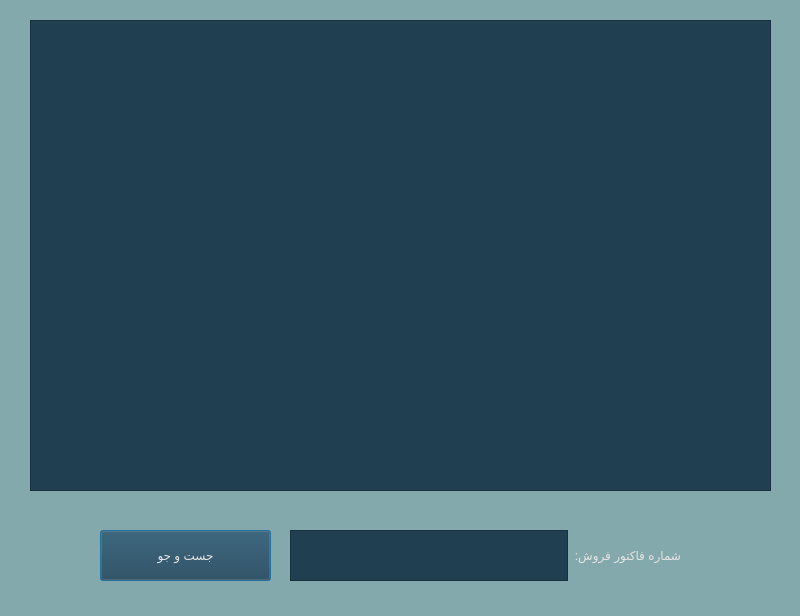
AP-projects-4001/metagoofill, file Project_Ap/salesrecords.ui: the form before one commit.
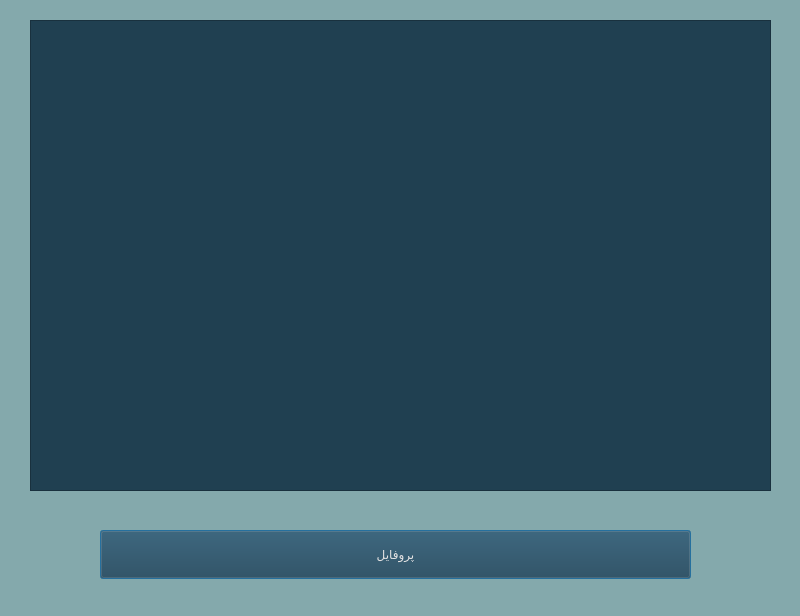
The form after the commit.

```diff
--- a/Project_Ap/salesrecords.ui
+++ b/Project_Ap/salesrecords.ui
@@ -16,24 +16,6 @@
   <property name="styleSheet">
    <string notr="true">background-color: rgb(132, 169, 172);</string>
   </property>
-  <widget class="QPushButton" name="pushButton">
-   <property name="geometry">
-    <rect>
-     <x>100</x>
-     <y>530</y>
-     <width>171</width>
-     <height>51</height>
-    </rect>
-   </property>
-   <property name="styleSheet">
-    <string notr="true">background-color: rgb(32, 64, 81);
-color: rgb(228, 227, 227);
-font: 12pt &quot;Lalezar&quot;;</string>
-   </property>
-   <property name="text">
-    <string>جست و جو</string>
-   </property>
-  </widget>
   <widget class="QListWidget" name="listWidget">
    <property name="geometry">
     <rect>
@@ -49,38 +31,23 @@
 font: 12pt &quot;Lalezar&quot;;</string>
    </property>
   </widget>
-  <widget class="QWidget" name="layoutWidget">
+  <widget class="QPushButton" name="pushButton_2">
    <property name="geometry">
     <rect>
-     <x>290</x>
+     <x>100</x>
      <y>530</y>
-     <width>391</width>
-     <height>51</height>
+     <width>591</width>
+     <height>49</height>
     </rect>
    </property>
-   <layout class="QHBoxLayout" name="horizontalLayout">
-    <item>
-     <widget class="QTextEdit" name="textEdit">
-      <property name="styleSheet">
-       <string notr="true">background-color: rgb(32, 64, 81);
+   <property name="styleSheet">
+    <string notr="true">background-color: rgb(32, 64, 81);
 color: rgb(228, 227, 227);
 font: 12pt &quot;Lalezar&quot;;</string>
-      </property>
-     </widget>
-    </item>
-    <item>
-     <widget class="QLabel" name="label">
-      <property name="styleSheet">
-       <string notr="true">
-color: rgb(228, 227, 227);
-font: 12pt &quot;Lalezar&quot;;</string>
-      </property>
-      <property name="text">
-       <string>شماره فاکتور فروش:</string>
-      </property>
-     </widget>
-    </item>
-   </layout>
+   </property>
+   <property name="text">
+    <string>پروفایل</string>
+   </property>
   </widget>
  </widget>
  <resources/>
```
